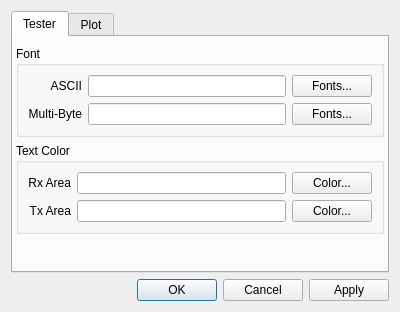
First picture: the form in SerialTool/ui/optionsbox.ui, repository skiars/SerialTool, before the edit.
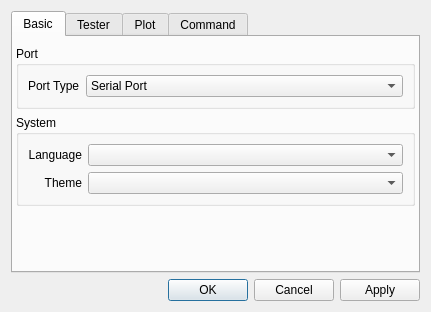
Second picture: the form after the edit.

Patch:
```diff
--- a/SerialTool/ui/optionsbox.ui
+++ b/SerialTool/ui/optionsbox.ui
@@ -6,7 +6,7 @@
    <rect>
     <x>0</x>
     <y>0</y>
-    <width>400</width>
+    <width>431</width>
     <height>312</height>
    </rect>
   </property>
@@ -19,6 +19,120 @@
      <property name="currentIndex">
       <number>0</number>
      </property>
+     <widget class="QWidget" name="tab_2">
+      <attribute name="title">
+       <string>Basic</string>
+      </attribute>
+      <layout class="QVBoxLayout" name="verticalLayout_6">
+       <property name="leftMargin">
+        <number>3</number>
+       </property>
+       <property name="rightMargin">
+        <number>3</number>
+       </property>
+       <property name="bottomMargin">
+        <number>3</number>
+       </property>
+       <item>
+        <widget class="QGroupBox" name="groupBox_5">
+         <property name="title">
+          <string>Port</string>
+         </property>
+         <layout class="QHBoxLayout" name="horizontalLayout_2">
+          <item>
+           <widget class="QLabel" name="label_6">
+            <property name="text">
+             <string>Port Type</string>
+            </property>
+           </widget>
+          </item>
+          <item>
+           <widget class="QComboBox" name="portTypeBox">
+            <property name="sizePolicy">
+             <sizepolicy hsizetype="Expanding" vsizetype="Fixed">
+              <horstretch>0</horstretch>
+              <verstretch>0</verstretch>
+             </sizepolicy>
+            </property>
+            <item>
+             <property name="text">
+              <string>Serial Port</string>
+             </property>
+            </item>
+            <item>
+             <property name="text">
+              <string>TCP/UDP</string>
+             </property>
+            </item>
+           </widget>
+          </item>
+         </layout>
+        </widget>
+       </item>
+       <item>
+        <widget class="QGroupBox" name="groupBox_6">
+         <property name="title">
+          <string>System</string>
+         </property>
+         <layout class="QGridLayout" name="gridLayout_4">
+          <item row="0" column="0">
+           <widget class="QLabel" name="label_8">
+            <property name="text">
+             <string>Language</string>
+            </property>
+            <property name="alignment">
+             <set>Qt::AlignRight|Qt::AlignTrailing|Qt::AlignVCenter</set>
+            </property>
+           </widget>
+          </item>
+          <item row="0" column="1">
+           <widget class="QComboBox" name="languageBox">
+            <property name="sizePolicy">
+             <sizepolicy hsizetype="Expanding" vsizetype="Fixed">
+              <horstretch>0</horstretch>
+              <verstretch>0</verstretch>
+             </sizepolicy>
+            </property>
+           </widget>
+          </item>
+          <item row="1" column="1">
+           <widget class="QComboBox" name="themeBox">
+            <property name="sizePolicy">
+             <sizepolicy hsizetype="Expanding" vsizetype="Fixed">
+              <horstretch>0</horstretch>
+              <verstretch>0</verstretch>
+             </sizepolicy>
+            </property>
+           </widget>
+          </item>
+          <item row="1" column="0">
+           <widget class="QLabel" name="label_9">
+            <property name="text">
+             <string>Theme</string>
+            </property>
+            <property name="alignment">
+             <set>Qt::AlignRight|Qt::AlignTrailing|Qt::AlignVCenter</set>
+            </property>
+           </widget>
+          </item>
+         </layout>
+        </widget>
+       </item>
+       <item>
+        <spacer name="verticalSpacer_3">
+         <property name="orientation">
+          <enum>Qt::Vertical</enum>
+         </property>
+         <property name="sizeHint" stdset="0">
+          <size>
+           <width>20</width>
+           <height>40</height>
+          </size>
+         </property>
+        </spacer>
+       </item>
+      </layout>
+     </widget>
      <widget class="QWidget" name="tab1">
       <attribute name="title">
        <string>Tester</string>
@@ -292,6 +406,60 @@
        </item>
       </layout>
      </widget>
+     <widget class="QWidget" name="tab">
+      <attribute name="title">
+       <string>Command</string>
+      </attribute>
+      <layout class="QVBoxLayout" name="verticalLayout_5">
+       <property name="leftMargin">
+        <number>3</number>
+       </property>
+       <property name="rightMargin">
+        <number>3</number>
+       </property>
+       <property name="bottomMargin">
+        <number>3</number>
+       </property>
+       <item>
+        <widget class="QListWidget" name="cmdList">
+         <property name="dragEnabled">
+          <bool>true</bool>
+         </property>
+         <property name="dragDropMode">
+          <enum>QAbstractItemView::DragDrop</enum>
+         </property>
+         <property name="defaultDropAction">
+          <enum>Qt::MoveAction</enum>
+         </property>
+        </widget>
+       </item>
+       <item>
+        <layout class="QHBoxLayout" name="horizontalLayout">
+         <item>
+          <widget class="QPushButton" name="cmdNew">
+           <property name="text">
+            <string>New</string>
+           </property>
+          </widget>
+         </item>
+         <item>
+          <widget class="QPushButton" name="cmdEdit">
+           <property name="text">
+            <string>Edit</string>
+           </property>
+          </widget>
+         </item>
+         <item>
+          <widget class="QPushButton" name="cmdDelete">
+           <property name="text">
+            <string> Delete</string>
+           </property>
+          </widget>
+         </item>
+        </layout>
+       </item>
+      </layout>
+     </widget>
     </widget>
    </item>
    <item>
```
